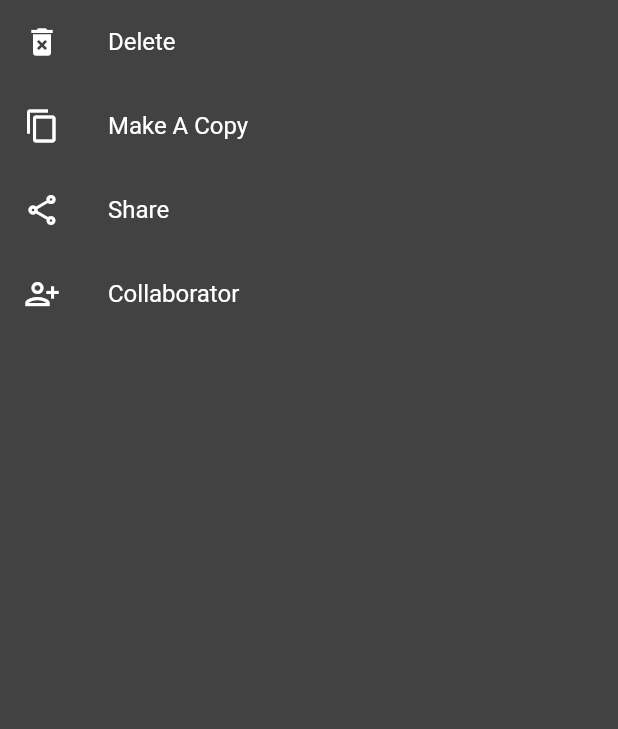
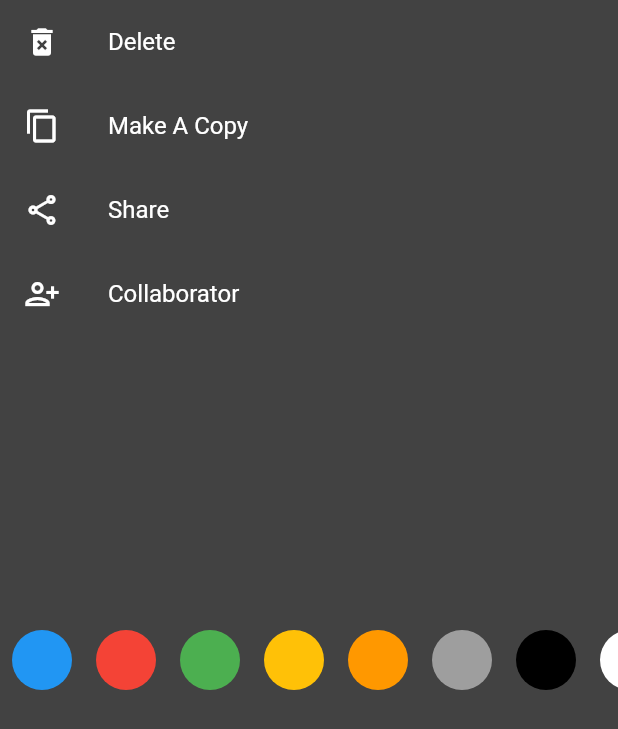
Before and after one commit to Blaze1318/GoogleNotesClone, a Flutter app: the ModalSettings widget shown alone on an empty page, opened directly, on a phone screen of 412 x 824 dp. Shown: the top 729 px of the screen. Run offline on Flutter 3.47's test engine with Material 2 defaults, Android fonts, the light colour scheme and no system bars; our stand-ins replace share, shared_preferences; accounts and stored records are empty; network calls fail.

Commit message:
Added colors to modal

```diff
--- a/lib/screens/modal_settings.dart
+++ b/lib/screens/modal_settings.dart
@@ -22,11 +22,25 @@ class _ModalSettingsState extends State<ModalSettings> {
   void initState() {
     super.initState();
   }
-
+  List<Color> colors = [
+     Colors.blue,
+    Colors.red,
+    Colors.green,
+    Colors.amber,
+    Colors.orange,
+    Colors.grey,
+    Colors.black,
+    Colors.white,
+    Colors.purple,
+    Colors.pink,
+  ];
   @override
   Widget build(BuildContext context) {
     return Container(
       color: Colors.grey[800],
+      child: Column(
+        children: [
+          Expanded(
             child: ListView(
                     children: <Widget>[
                       ListTile(
@@ -181,6 +195,30 @@ class _ModalSettingsState extends State<ModalSettings> {
                               color: Colors.white
                           ),
                         ),
+                      ),
+                    ],
+                  ),
+          ),
+          Expanded(
+            child: ListView.builder(
+              scrollDirection: Axis.horizontal,
+              itemCount: colors.length,
+                itemBuilder: (context,index)
+            {
+              return Container(
+                child: Padding(
+                  padding: const EdgeInsets.all(8.0),
+                  child: Wrap(
+                    children: <Widget>[
+                      CircleAvatar(
+                        backgroundColor: colors[index],
+                        radius: 20,
+                      )
+                    ],
+                  ),
+                ),
+              );
+            }),
           )
         ],
       ),
@@ -197,4 +235,5 @@ class _ModalSettingsState extends State<ModalSettings> {
       duration: const Duration(seconds: 2),
     ));
   }
+
 }
--- a/pubspec.yaml
+++ b/pubspec.yaml
@@ -35,6 +35,7 @@ dev_dependencies:
   flutter_spinkit: ^5.0.0
   shared_preferences: ^2.0.3
   share: ^2.0.1
+  flutter_staggered_grid_view: ^0.4.0-nullsafety.3
 # For information on the generic Dart part of this file, see the
 # following page: https://dart.dev/tools/pub/pubspec
 
```
Also changed, not shown: lib/screens/editItem.dart (+9 -13 lines), lib/screens/home.dart (+6 -1 lines), lib/screens/grid.dart (deleted), pubspec.lock. Lines whose indentation alone changed are shown as unchanged.
